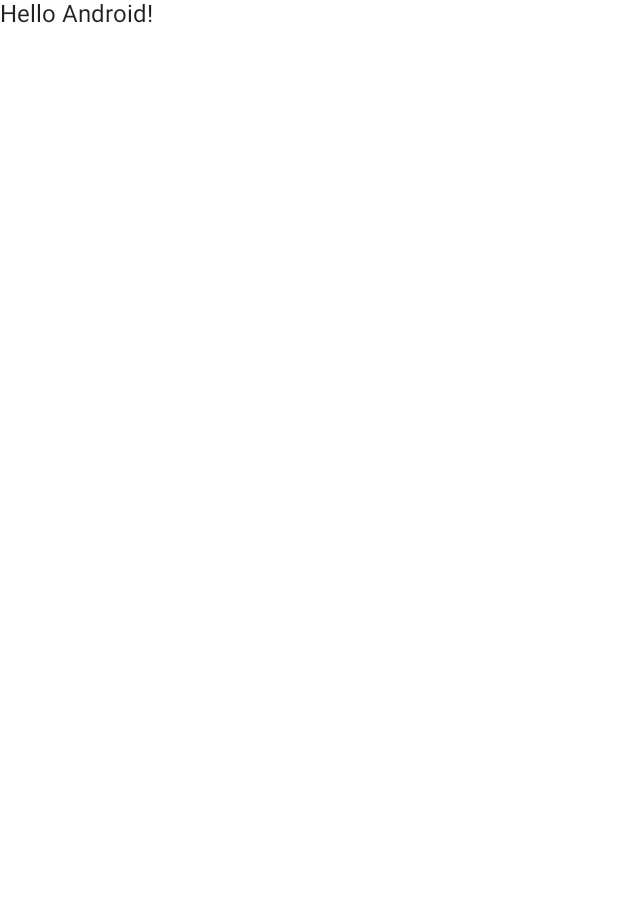
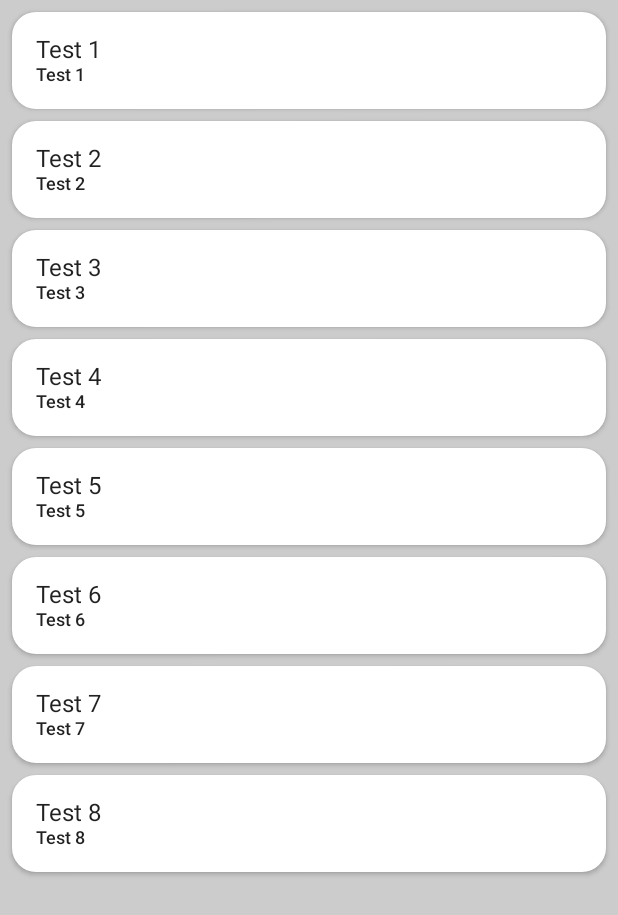
Before and after one commit to markrebhan/yarc, an Android app built with Jetpack Compose: the screen it shows after launch (MainActivity), on a phone screen of 412 x 824 dp. Before the commit the part shown is almost empty. Shown: the top 915 px of the screen. Run offline under Robolectric (Android 15) with nearby library versions, the phone set to English and light mode, and no system bars.

Commit message:
Start messing with composable and view models

```diff
--- a/app/build.gradle
+++ b/app/build.gradle
@@ -51,12 +51,15 @@ android {
 dependencies {
 
     implementation Dependencies.coreKtx
-    implementation Dependencies.lifecycleKtx
+    implementation Dependencies.lifecycleCompose
 
     implementation Dependencies.composeUi
     implementation Dependencies.composeMaterial
     implementation Dependencies.composeUiToolingPreview
     implementation Dependencies.composeActivity
+
+    implementation Dependencies.navigationCompose
+
     debugImplementation Dependencies.composeUiTooling
     debugImplementation Dependencies.composeUiTestManifest
 
--- a/app/src/main/java/com/mrebhan/yarc/MainActivity.kt
+++ b/app/src/main/java/com/mrebhan/yarc/MainActivity.kt
@@ -1,43 +1,36 @@
 package com.mrebhan.yarc
 
+import android.annotation.SuppressLint
 import android.os.Bundle
 import androidx.activity.ComponentActivity
 import androidx.activity.compose.setContent
-import androidx.compose.foundation.layout.fillMaxSize
-import androidx.compose.material.MaterialTheme
-import androidx.compose.material.Surface
-import androidx.compose.material.Text
+import androidx.compose.material.Scaffold
 import androidx.compose.runtime.Composable
-import androidx.compose.ui.Modifier
 import androidx.compose.ui.tooling.preview.Preview
+import com.mrebhan.yarc.ui.composable.Listings
+import com.mrebhan.yarc.ui.composable.MainNavHost
 import com.mrebhan.yarc.ui.theme.YetAnotherRedditClientTheme
 
 class MainActivity : ComponentActivity() {
+    @SuppressLint("UnusedMaterialScaffoldPaddingParameter")
     override fun onCreate(savedInstanceState: Bundle?) {
         super.onCreate(savedInstanceState)
         setContent {
             YetAnotherRedditClientTheme {
-                // A surface container using the 'background' color from the theme
-                Surface(
-                    modifier = Modifier.fillMaxSize(),
-                    color = MaterialTheme.colors.background
-                ) {
-                    Greeting("Android")
-                }
+                Scaffold(
+                    content = {
+                        MainNavHost()
+                    }
+                )
             }
         }
     }
-}
-
-@Composable
-fun Greeting(name: String) {
-    Text(text = "Hello $name!")
 }
 
 @Preview(showBackground = true)
 @Composable
 fun DefaultPreview() {
     YetAnotherRedditClientTheme {
-        Greeting("Android")
+        Listings()
     }
 }
--- /dev/null
+++ b/app/src/main/java/com/mrebhan/yarc/ui/composable/Listing.kt
@@ -0,0 +1,71 @@
+package com.mrebhan.yarc.ui.composable
+
+import androidx.compose.foundation.layout.*
+import androidx.compose.foundation.lazy.LazyColumn
+import androidx.compose.foundation.lazy.items
+import androidx.compose.foundation.shape.CornerSize
+import androidx.compose.foundation.shape.RoundedCornerShape
+import androidx.compose.material.Button
+import androidx.compose.material.Card
+import androidx.compose.material.Text
+import androidx.compose.runtime.Composable
+import androidx.compose.runtime.remember
+import androidx.compose.ui.Alignment
+import androidx.compose.ui.Modifier
+import androidx.compose.ui.graphics.Color
+import androidx.compose.ui.tooling.preview.Preview
+import androidx.compose.ui.unit.dp
+import androidx.lifecycle.viewmodel.compose.viewModel
+import com.mrebhan.yarc.ui.theme.Typography
+import com.mrebhan.yarc.ui.theme.YetAnotherRedditClientTheme
+import com.mrebhan.yarc.vm.Listing
+import com.mrebhan.yarc.vm.ListingsViewModel
+
+
+@Composable
+fun Listings(viewModel: ListingsViewModel = viewModel()) {
+    val listings = remember { viewModel.listings }
+
+    LazyColumn(contentPadding = PaddingValues(horizontal = 4.dp, vertical = 4.dp)) {
+        items(
+            items = listings,
+            itemContent = {
+                ListingItem(item = it)
+            }
+        )
+    }
+}
+
+@Composable
+fun ListingItem(item: Listing) {
+    Card(
+        modifier = Modifier
+            .padding(4.dp)
+            .fillMaxWidth(),
+        elevation = 2.dp,
+        backgroundColor = Color.White,
+        shape = RoundedCornerShape(
+            corner = CornerSize(16.dp)
+        )
+    ) {
+        Row {
+            Column(
+                modifier = Modifier
+                    .padding(16.dp)
+                    .fillMaxWidth()
+                    .align(Alignment.CenterVertically)
+            ) {
+                Text(text = item.title, style = Typography.body1)
+                Text(text = item.title, style = Typography.body2)
+            }
+        }
+    }
+}
+
+@Preview(showBackground = true)
+@Composable
+fun DefaultPreview() {
+    YetAnotherRedditClientTheme {
+        Listings(viewModel = viewModel())
+    }
+}
--- /dev/null
+++ b/app/src/main/java/com/mrebhan/yarc/ui/composable/MainNavHost.kt
@@ -0,0 +1,26 @@
+package com.mrebhan.yarc.ui.composable
+
+import androidx.compose.runtime.Composable
+import androidx.navigation.NavHostController
+import androidx.navigation.compose.NavHost
+import androidx.navigation.compose.composable
+import androidx.navigation.compose.rememberNavController
+import com.mrebhan.yarc.ui.navigation.NAV_HOME
+
+/**
+ * Entry point for the Main Activities Navigation Graph
+ */
+@Composable
+fun MainNavHost(
+    navController: NavHostController = rememberNavController(),
+    startDestination: String = NAV_HOME
+) {
+    NavHost(
+        navController = navController,
+        startDestination = startDestination,
+    ) {
+        composable(NAV_HOME) {
+            Listings()
+        }
+    }
+}
--- /dev/null
+++ b/app/src/main/java/com/mrebhan/yarc/ui/navigation/Constants.kt
@@ -0,0 +1,3 @@
+package com.mrebhan.yarc.ui.navigation
+
+const val NAV_HOME = "home"
--- a/app/src/main/java/com/mrebhan/yarc/ui/theme/Theme.kt
+++ b/app/src/main/java/com/mrebhan/yarc/ui/theme/Theme.kt
@@ -5,26 +5,31 @@ import androidx.compose.material.MaterialTheme
 import androidx.compose.material.darkColors
 import androidx.compose.material.lightColors
 import androidx.compose.runtime.Composable
+import androidx.compose.ui.graphics.Color
+
 
 private val DarkColorPalette = darkColors(
     primary = Purple200,
     primaryVariant = Purple700,
-    secondary = Teal200
+    secondary = Teal200,
+    background = Color.LightGray,
+    surface = Color.White,
+    onPrimary = Color.White,
+    onSecondary = Color.Black,
+    onBackground = Color.Black,
+    onSurface = Color.Black
 )
 
 private val LightColorPalette = lightColors(
     primary = Purple500,
     primaryVariant = Purple700,
-    secondary = Teal200
-
-    /* Other default colors to override
-    background = Color.White,
+    secondary = Teal200,
+    background = Color.LightGray,
     surface = Color.White,
     onPrimary = Color.White,
     onSecondary = Color.Black,
     onBackground = Color.Black,
-    onSurface = Color.Black,
-    */
+    onSurface = Color.Black
 )
 
 @Composable
--- a/app/src/main/java/com/mrebhan/yarc/ui/theme/Type.kt
+++ b/app/src/main/java/com/mrebhan/yarc/ui/theme/Type.kt
@@ -12,6 +12,11 @@ val Typography = Typography(
         fontFamily = FontFamily.Default,
         fontWeight = FontWeight.Normal,
         fontSize = 16.sp
+    ),
+    body2 = TextStyle(
+        fontFamily = FontFamily.Default,
+        fontWeight = FontWeight.Medium,
+        fontSize = 12.sp
     )
     /* Other default text styles to override
     button = TextStyle(
--- /dev/null
+++ b/app/src/main/java/com/mrebhan/yarc/vm/ListingsViewModel.kt
@@ -0,0 +1,22 @@
+package com.mrebhan.yarc.vm
+
+import androidx.lifecycle.ViewModel
+
+class ListingsViewModel : ViewModel() {
+
+    val listings = listOf(
+        Listing("Test 1", "r/worldnews"),
+        Listing("Test 2", "r/worldnews"),
+        Listing("Test 3", "r/worldnews"),
+        Listing("Test 4", "r/worldnews"),
+        Listing("Test 5", "r/worldnews"),
+        Listing("Test 6", "r/worldnews"),
+        Listing("Test 7", "r/worldnews"),
+        Listing("Test 8", "r/worldnews"),
+    )
+}
+
+data class Listing(
+    val title: String,
+    val subreddit: String
+)
--- a/buildSrc/src/main/java/com/mrebhan/yarc/Dependencies.kt
+++ b/buildSrc/src/main/java/com/mrebhan/yarc/Dependencies.kt
@@ -13,6 +13,7 @@ object Versions {
     const val compose = "1.3.0-rc01"
     const val activityCompose = "1.6.0"
     const val lifecycle = "2.5.1"
+    const val navigation = "2.5.2"
 
     const val daggerHilt = "2.44"
     const val retrofit = "2.9.0"
@@ -44,6 +45,16 @@ object Dependencies {
     const val composeActivity = "androidx.activity:activity-compose:${Versions.activityCompose}"
 
     /**
+     * Jetpack Navigation Graph
+     */
+    const val navigationCompose = "androidx.navigation:navigation-compose:${Versions.navigation}"
+
+    /**
+     * Lifecycle Viewmodel for Compose
+     */
+    const val lifecycleCompose = "androidx.lifecycle:lifecycle-viewmodel-compose:${Versions.lifecycle}"
+
+    /**
      * Dagger Hilt for modern dependency injection
      */
     const val daggerHilt = "com.google.dagger:hilt-android:${Versions.daggerHilt}"
```
